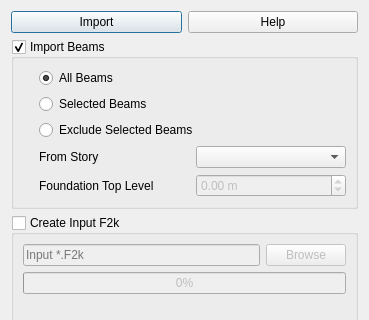
First picture: the form in safe/punch/Resources/ui/etabs_panel.ui, repository ebrahimraeyat/OSAFE, before the edit; both pictures show x 0 to 369 and y 0 to 320 of the 369 by 825 pixel window.
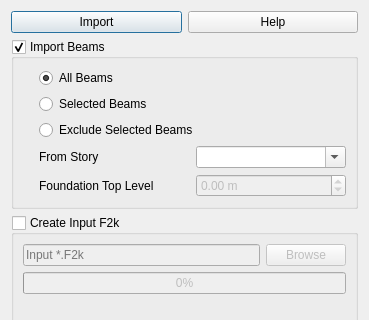
Second picture: the form after the edit. Icons and pictures are not drawn.

Commit message: Set story editable in import model

```diff
--- a/safe/punch/Resources/ui/etabs_panel.ui
+++ b/safe/punch/Resources/ui/etabs_panel.ui
@@ -99,7 +99,11 @@
          </widget>
         </item>
         <item row="0" column="1">
-         <widget class="QComboBox" name="story"/>
+         <widget class="QComboBox" name="story">
+          <property name="editable">
+           <bool>true</bool>
+          </property>
+         </widget>
         </item>
         <item row="1" column="0">
          <widget class="QLabel" name="label_4">
```
